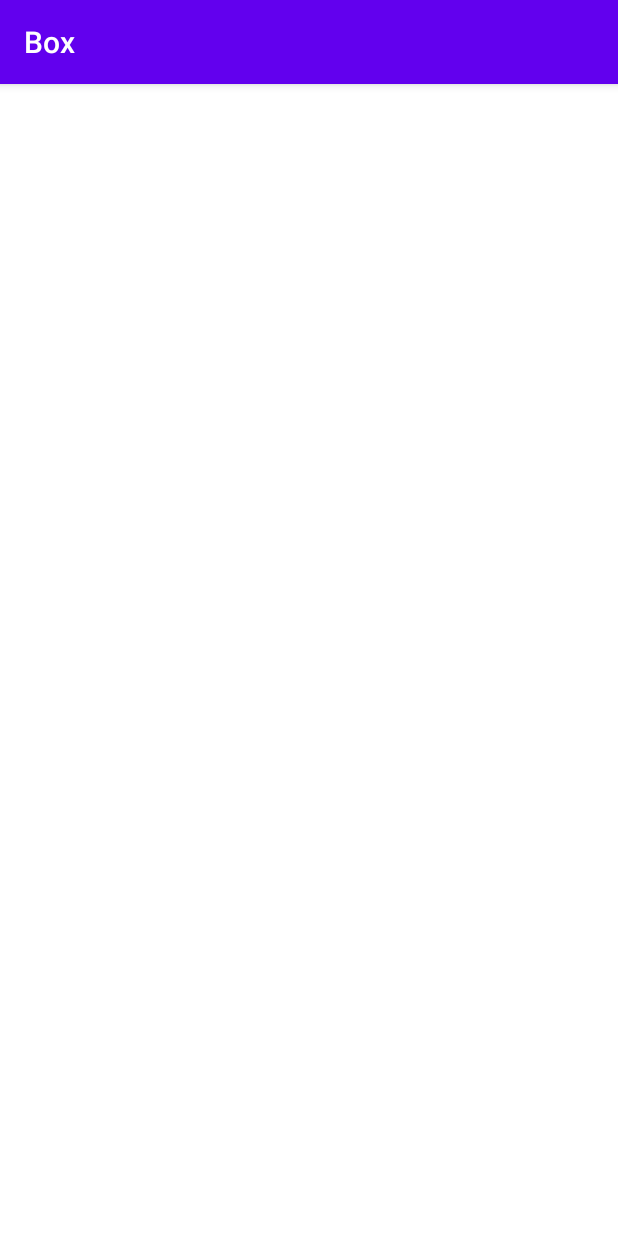
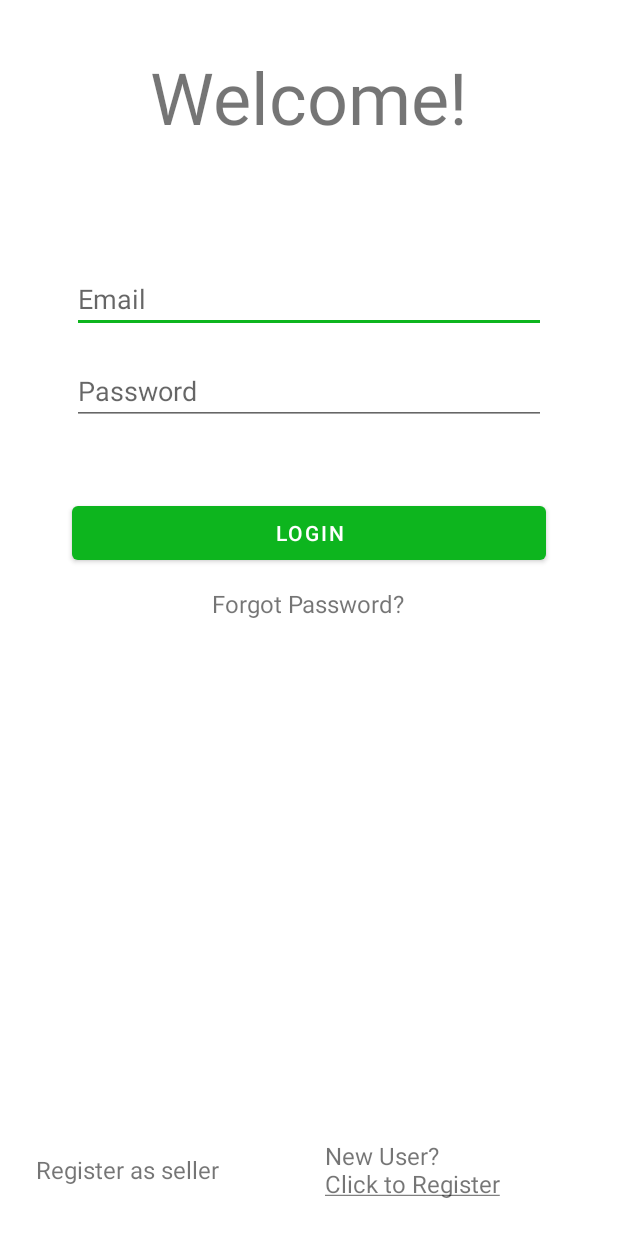
Before and after one commit to Shijas-T/box, an Android app: the screen it shows after launch (LoginActivity), on a phone screen of 412 x 824 dp. Run offline under Robolectric (Android 15) with nearby library versions, the phone set to English and light mode, and no system bars.

Commit message:
Add loginActivity

```diff
--- a/app/src/main/AndroidManifest.xml
+++ b/app/src/main/AndroidManifest.xml
@@ -1,7 +1,7 @@
 <?xml version="1.0" encoding="utf-8"?>
 <manifest xmlns:android="http://schemas.android.com/apk/res/android"
     xmlns:tools="http://schemas.android.com/tools"
-    package="com.example.box" >
+    package="com.example.box">
 
     <application
         android:allowBackup="true"
@@ -12,17 +12,19 @@
         android:roundIcon="@mipmap/ic_launcher_round"
         android:supportsRtl="true"
         android:theme="@style/Theme.Box"
-        tools:targetApi="31" >
+        tools:targetApi="31">
+        <activity
+            android:name=".SigninActivity"
+            android:exported="false" />
+        <activity
+            android:name=".HomeActivity"
+            android:exported="false" />
         <activity
             android:name=".LoginActivity"
             android:exported="false" />
         <activity
-            android:name=".ui.login.LoginActivity"
-            android:exported="false"
-            android:label="@string/title_activity_login" />
-        <activity
             android:name=".MainActivity"
-            android:exported="true" >
+            android:exported="true">
             <intent-filter>
                 <action android:name="android.intent.action.MAIN" />
 
--- /dev/null
+++ b/app/src/main/java/com/example/box/HomeActivity.java
@@ -0,0 +1,14 @@
+package com.example.box;
+
+import androidx.appcompat.app.AppCompatActivity;
+
+import android.os.Bundle;
+
+public class HomeActivity extends AppCompatActivity {
+
+    @Override
+    protected void onCreate(Bundle savedInstanceState) {
+        super.onCreate(savedInstanceState);
+        setContentView(R.layout.activity_home);
+    }
+}
--- a/app/src/main/java/com/example/box/LoginActivity.java
+++ b/app/src/main/java/com/example/box/LoginActivity.java
@@ -2,13 +2,72 @@ package com.example.box;
 
 import androidx.appcompat.app.AppCompatActivity;
 
+import android.content.Intent;
 import android.os.Bundle;
+import android.view.View;
+import android.widget.Button;
+import android.widget.TextView;
 
 public class LoginActivity extends AppCompatActivity {
+
+    //Declaration
+    private TextView textViewNewSellerRegistration, textViewNewUserRegistration, textViewForgetPassWord;
+    private Button buttonLogin;
 
     @Override
     protected void onCreate(Bundle savedInstanceState) {
         super.onCreate(savedInstanceState);
         setContentView(R.layout.activity_login);
+
+        //Hide the action bar
+        getSupportActionBar().hide();
+
+        onMenu(); //Views in menu
+        onClick();//On clickListener
+    }
+
+    //All click listeners
+    private void onClick() {
+        buttonLogin.setOnClickListener(new View.OnClickListener() {
+            @Override
+            public void onClick(View view) {
+                Intent intent = new Intent(LoginActivity.this, HomeActivity.class);
+                startActivity(intent);
+            }
+        });
+
+//        textViewForgetPassWord.setOnClickListener(new View.OnClickListener() {
+//            @Override
+//            public void onClick(View view) {
+//                Intent intent = new Intent(LoginActivity.this, RecentActivity.class);
+//                startActivity(intent);
+//            }
+//        });
+
+//        textViewNewSellerRegistration.setOnClickListener(new View.OnClickListener() {
+//            @Override
+//            public void onClick(View view) {
+//                Intent intent = new Intent(LoginActivity.this, RecentActivity.class);
+//                startActivity(intent);
+//            }
+//        });
+
+        textViewNewUserRegistration.setOnClickListener(new View.OnClickListener() {
+            @Override
+            public void onClick(View view) {
+                Intent intent = new Intent(LoginActivity.this, SigninActivity.class);
+                startActivity(intent);
+            }
+        });
+
+
+    }
+
+    //Initialization (all views are initialized in this function)
+    private void onMenu() {
+        buttonLogin = findViewById(R.id.Button_login);
+        textViewForgetPassWord = findViewById(R.id.TextView_forgotPassword);
+        textViewNewSellerRegistration = findViewById(R.id.TextView_newSellerRegistration);
+        textViewNewUserRegistration = findViewById(R.id.TextView_newUserRegistration);
     }
 }
--- /dev/null
+++ b/app/src/main/java/com/example/box/SigninActivity.java
@@ -0,0 +1,14 @@
+package com.example.box;
+
+import androidx.appcompat.app.AppCompatActivity;
+
+import android.os.Bundle;
+
+public class SigninActivity extends AppCompatActivity {
+
+    @Override
+    protected void onCreate(Bundle savedInstanceState) {
+        super.onCreate(savedInstanceState);
+        setContentView(R.layout.activity_signin);
+    }
+}
--- /dev/null
+++ b/app/src/main/res/layout/activity_home.xml
@@ -0,0 +1,9 @@
+<?xml version="1.0" encoding="utf-8"?>
+<androidx.constraintlayout.widget.ConstraintLayout xmlns:android="http://schemas.android.com/apk/res/android"
+    xmlns:app="http://schemas.android.com/apk/res-auto"
+    xmlns:tools="http://schemas.android.com/tools"
+    android:layout_width="match_parent"
+    android:layout_height="match_parent"
+    tools:context=".HomeActivity">
+
+</androidx.constraintlayout.widget.ConstraintLayout>
--- a/app/src/main/res/layout/activity_login.xml
+++ b/app/src/main/res/layout/activity_login.xml
@@ -1,9 +1,103 @@
 <?xml version="1.0" encoding="utf-8"?>
-<androidx.constraintlayout.widget.ConstraintLayout xmlns:android="http://schemas.android.com/apk/res/android"
+<RelativeLayout xmlns:android="http://schemas.android.com/apk/res/android"
     xmlns:app="http://schemas.android.com/apk/res-auto"
     xmlns:tools="http://schemas.android.com/tools"
     android:layout_width="match_parent"
     android:layout_height="match_parent"
     tools:context=".LoginActivity">
 
-</androidx.constraintlayout.widget.ConstraintLayout>
+    <ProgressBar
+        android:layout_width="wrap_content"
+        android:layout_height="wrap_content"
+        android:id="@+id/loginPageProgressBar"
+        android:layout_centerInParent="true"
+        android:visibility="gone" />
+
+    <TextView
+        android:id="@+id/welcome"
+        android:layout_width="wrap_content"
+        android:layout_height="wrap_content"
+        android:layout_alignParentTop="true"
+        android:layout_centerHorizontal="true"
+        android:padding="32dp"
+        android:text="Welcome!"
+        android:textSize="48sp" />
+
+    <LinearLayout
+        android:id="@+id/loginForm"
+        android:layout_width="match_parent"
+        android:layout_height="wrap_content"
+        android:layout_below="@+id/welcome"
+        android:layout_margin="48dp"
+        android:orientation="vertical">
+
+        <EditText
+            android:id="@+id/EditText_usernameLogin"
+            android:layout_width="match_parent"
+            android:layout_height="wrap_content"
+            android:ems="10"
+            android:hint="@string/prompt_email"
+            android:inputType="textEmailAddress" />
+
+        <EditText
+            android:id="@+id/EditText_passwordLogin"
+            android:layout_width="match_parent"
+            android:layout_height="wrap_content"
+            android:layout_marginTop="16dp"
+            android:ems="10"
+            android:hint="@string/prompt_password"
+            android:inputType="textPassword" />
+    </LinearLayout>
+
+    <Button
+        android:id="@+id/Button_login"
+        android:layout_width="match_parent"
+        android:layout_height="wrap_content"
+        android:layout_below="@id/loginForm"
+        android:layout_centerHorizontal="true"
+        android:layout_marginLeft="48dp"
+        android:layout_marginRight="48dp"
+        android:text="Login" />
+
+    <TextView
+        android:id="@+id/TextView_forgotPassword"
+        android:layout_width="wrap_content"
+        android:layout_height="wrap_content"
+        android:layout_below="@id/Button_login"
+        android:layout_centerHorizontal="true"
+        android:layout_marginTop="12dp"
+        android:text="Forgot Password?"
+        android:textSize="16sp" />
+
+    <LinearLayout
+        android:layout_width="match_parent"
+        android:layout_height="wrap_content"
+        android:orientation="horizontal"
+        android:layout_margin="16dp"
+        android:layout_alignParentBottom="true">
+
+        <TextView
+            android:layout_gravity="center"
+            android:id="@+id/TextView_newSellerRegistration"
+            android:layout_width="wrap_content"
+            android:layout_weight="0.5"
+            android:layout_margin="8dp"
+            android:layout_height="wrap_content"
+            android:layout_marginBottom="12dp"
+            android:text="@string/sellerRegister"
+            android:textSize="16sp" />
+
+        <TextView
+            android:layout_gravity="center"
+            android:id="@+id/TextView_newUserRegistration"
+            android:layout_margin="8dp"
+            android:layout_width="wrap_content"
+            android:layout_height="wrap_content"
+            android:layout_weight="0.5"
+            android:layout_marginBottom="12dp"
+            android:text="@string/register"
+            android:textSize="16sp" />
+
+    </LinearLayout>
+
+</RelativeLayout>
--- /dev/null
+++ b/app/src/main/res/layout/activity_signin.xml
@@ -0,0 +1,9 @@
+<?xml version="1.0" encoding="utf-8"?>
+<androidx.constraintlayout.widget.ConstraintLayout xmlns:android="http://schemas.android.com/apk/res/android"
+    xmlns:app="http://schemas.android.com/apk/res-auto"
+    xmlns:tools="http://schemas.android.com/tools"
+    android:layout_width="match_parent"
+    android:layout_height="match_parent"
+    tools:context=".SigninActivity">
+
+</androidx.constraintlayout.widget.ConstraintLayout>
--- a/app/src/main/res/values-night/themes.xml
+++ b/app/src/main/res/values-night/themes.xml
@@ -1,14 +1,14 @@
 <resources xmlns:tools="http://schemas.android.com/tools">
     <!-- Base application theme. -->
-    <style name="Theme.Box" parent="Theme.MaterialComponents.DayNight.DarkActionBar">
+    <style name="Theme.Box" parent="Theme.MaterialComponents.Light.DarkActionBar">
         <!-- Primary brand color. -->
-        <item name="colorPrimary">@color/purple_200</item>
-        <item name="colorPrimaryVariant">@color/purple_700</item>
-        <item name="colorOnPrimary">@color/black</item>
+        <item name="colorPrimary">#0DB51E</item>
+        <item name="colorPrimaryVariant">#1BB50D</item>
+        <item name="colorOnPrimary">@color/white</item>
         <!-- Secondary brand color. -->
-        <item name="colorSecondary">@color/teal_200</item>
-        <item name="colorSecondaryVariant">@color/teal_200</item>
-        <item name="colorOnSecondary">@color/black</item>
+        <item name="colorSecondary">#0DB51E</item>
+        <item name="colorSecondaryVariant">#1BB50D</item>
+        <item name="colorOnSecondary">@color/white</item>
         <!-- Status bar color. -->
         <item name="android:statusBarColor" tools:targetApi="l">?attr/colorPrimaryVariant</item>
         <!-- Customize your theme here. -->
--- a/app/src/main/res/values/strings.xml
+++ b/app/src/main/res/values/strings.xml
@@ -9,4 +9,8 @@
     <string name="invalid_username">Not a valid username</string>
     <string name="invalid_password">Password must be >5 characters</string>
     <string name="login_failed">"Login failed"</string>
+
+    <string name="register">New User? \n<u>Click to Register</u></string>
+    <string name="sellerRegister">Register as seller</string>
+
 </resources>
--- a/app/src/main/res/values/themes.xml
+++ b/app/src/main/res/values/themes.xml
@@ -1,14 +1,14 @@
 <resources xmlns:tools="http://schemas.android.com/tools">
     <!-- Base application theme. -->
-    <style name="Theme.Box" parent="Theme.MaterialComponents.DayNight.DarkActionBar">
+    <style name="Theme.Box" parent="Theme.MaterialComponents.Light.DarkActionBar">
         <!-- Primary brand color. -->
-        <item name="colorPrimary">@color/purple_500</item>
-        <item name="colorPrimaryVariant">@color/purple_700</item>
+        <item name="colorPrimary">#0DB51E</item>
+        <item name="colorPrimaryVariant">#1BB50D</item>
         <item name="colorOnPrimary">@color/white</item>
         <!-- Secondary brand color. -->
-        <item name="colorSecondary">@color/teal_200</item>
-        <item name="colorSecondaryVariant">@color/teal_700</item>
-        <item name="colorOnSecondary">@color/black</item>
+        <item name="colorSecondary">#0DB51E</item>
+        <item name="colorSecondaryVariant">#1BB50D</item>
+        <item name="colorOnSecondary">@color/white</item>
         <!-- Status bar color. -->
         <item name="android:statusBarColor" tools:targetApi="l">?attr/colorPrimaryVariant</item>
         <!-- Customize your theme here. -->
```
